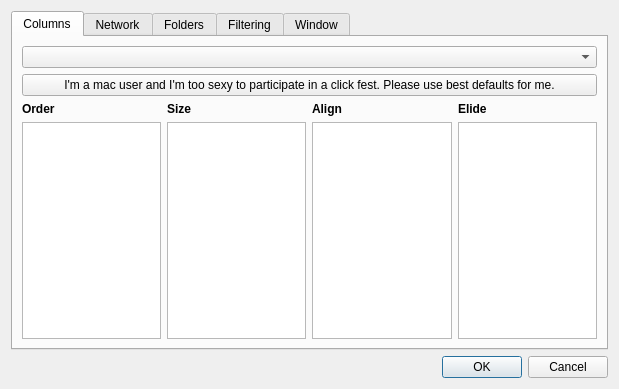
mojmir-svoboda/DbgToolkit, file trace_server/settings.ui: the form before one commit.
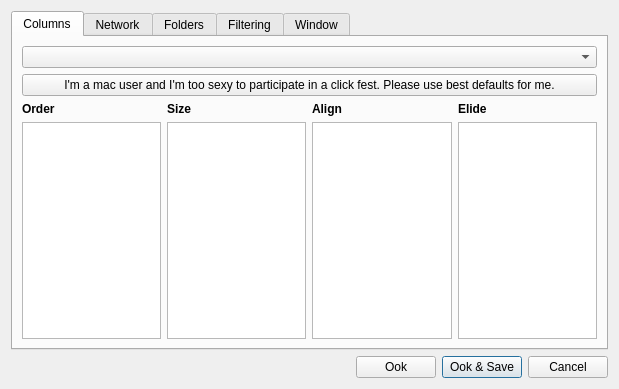
The form after the commit.

Commit message: * save button into settings dialogue

Patch:
```diff
--- a/trace_server/settings.ui
+++ b/trace_server/settings.ui
@@ -538,14 +538,45 @@
     </widget>
    </item>
    <item>
-    <widget class="QDialogButtonBox" name="buttonBox">
-     <property name="orientation">
-      <enum>Qt::Horizontal</enum>
-     </property>
-     <property name="standardButtons">
-      <set>QDialogButtonBox::Cancel|QDialogButtonBox::Ok</set>
-     </property>
-    </widget>
+    <layout class="QHBoxLayout" name="horizontalLayout_2">
+     <item>
+      <spacer name="horizontalSpacer">
+       <property name="orientation">
+        <enum>Qt::Horizontal</enum>
+       </property>
+       <property name="sizeHint" stdset="0">
+        <size>
+         <width>40</width>
+         <height>20</height>
+        </size>
+       </property>
+      </spacer>
+     </item>
+     <item>
+      <widget class="QPushButton" name="okButton">
+       <property name="text">
+        <string>Ook</string>
+       </property>
+      </widget>
+     </item>
+     <item>
+      <widget class="QPushButton" name="okSaveButton">
+       <property name="text">
+        <string>Ook &amp;&amp; Save</string>
+       </property>
+       <property name="default">
+        <bool>true</bool>
+       </property>
+      </widget>
+     </item>
+     <item>
+      <widget class="QPushButton" name="cancelButton">
+       <property name="text">
+        <string>Cancel</string>
+       </property>
+      </widget>
+     </item>
+    </layout>
    </item>
   </layout>
  </widget>
```
Left out of the diff: 35 changed lines with no effect on the pictures. The commit also changes 4 other files.
